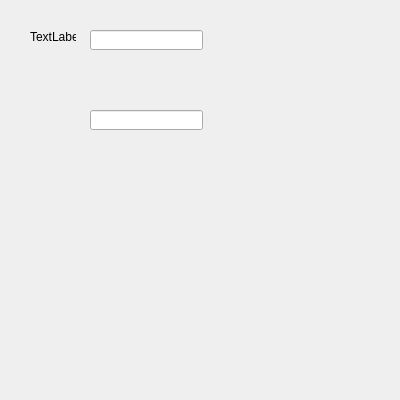
Before: the Qt Designer form ModbusDevices/Example.ui in darcyg/ModbusDevices, drawn with Qt 5.
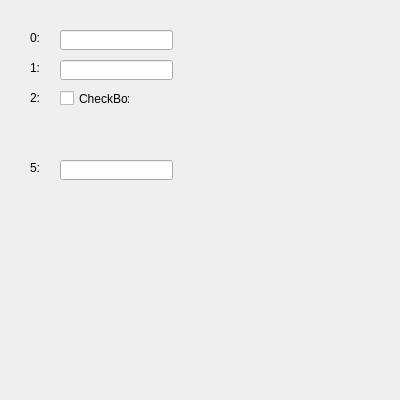
After: the same form once the commit is applied.

```diff
--- a/ModbusDevices/Example.ui
+++ b/ModbusDevices/Example.ui
@@ -33,18 +33,18 @@
     <rect>
      <x>30</x>
      <y>30</y>
-     <width>46</width>
-     <height>13</height>
+     <width>21</width>
+     <height>16</height>
     </rect>
    </property>
    <property name="text">
-    <string>TextLabel</string>
+    <string>0:</string>
    </property>
   </widget>
   <widget class="QLineEdit" name="lineEdit">
    <property name="geometry">
     <rect>
-     <x>90</x>
+     <x>60</x>
      <y>30</y>
      <width>113</width>
      <height>20</height>
@@ -57,14 +57,82 @@
   <widget class="QLineEdit" name="lineEdit_2">
    <property name="geometry">
     <rect>
-     <x>90</x>
-     <y>110</y>
+     <x>60</x>
+     <y>60</y>
      <width>113</width>
      <height>20</height>
     </rect>
    </property>
    <property name="styleSheet">
-    <string notr="true">&quot;asd&quot;:21</string>
+    <string notr="true">&quot;addr&quot;:1, &quot;func&quot;:4</string>
+   </property>
+  </widget>
+  <widget class="QLabel" name="label_2">
+   <property name="geometry">
+    <rect>
+     <x>30</x>
+     <y>60</y>
+     <width>21</width>
+     <height>16</height>
+    </rect>
+   </property>
+   <property name="text">
+    <string>1:</string>
+   </property>
+  </widget>
+  <widget class="QLabel" name="label_3">
+   <property name="geometry">
+    <rect>
+     <x>30</x>
+     <y>160</y>
+     <width>21</width>
+     <height>16</height>
+    </rect>
+   </property>
+   <property name="text">
+    <string>5:</string>
+   </property>
+  </widget>
+  <widget class="QLineEdit" name="lineEdit_3">
+   <property name="geometry">
+    <rect>
+     <x>60</x>
+     <y>160</y>
+     <width>113</width>
+     <height>20</height>
+    </rect>
+   </property>
+   <property name="styleSheet">
+    <string notr="true">&quot;addr&quot;:5, &quot;func&quot;:4</string>
+   </property>
+  </widget>
+  <widget class="QLabel" name="label_4">
+   <property name="geometry">
+    <rect>
+     <x>30</x>
+     <y>90</y>
+     <width>21</width>
+     <height>16</height>
+    </rect>
+   </property>
+   <property name="text">
+    <string>2:</string>
+   </property>
+  </widget>
+  <widget class="QCheckBox" name="checkBox">
+   <property name="geometry">
+    <rect>
+     <x>60</x>
+     <y>90</y>
+     <width>70</width>
+     <height>17</height>
+    </rect>
+   </property>
+   <property name="styleSheet">
+    <string notr="true">&quot;addr&quot;:3, &quot;func&quot;:4</string>
+   </property>
+   <property name="text">
+    <string>CheckBox</string>
    </property>
   </widget>
  </widget>
```
Left out of the diff: 6 changed lines with no effect on the pictures.
